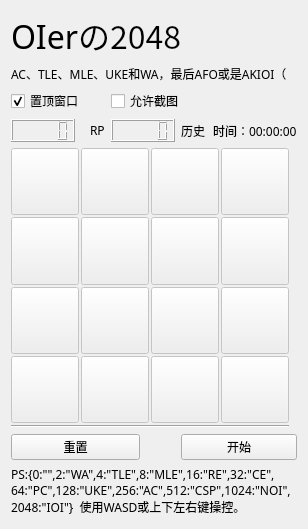
The window that libs/Moyu.ui (LYXOfficial/NoTopDomain) describes before a commit, drawn with Qt 5.
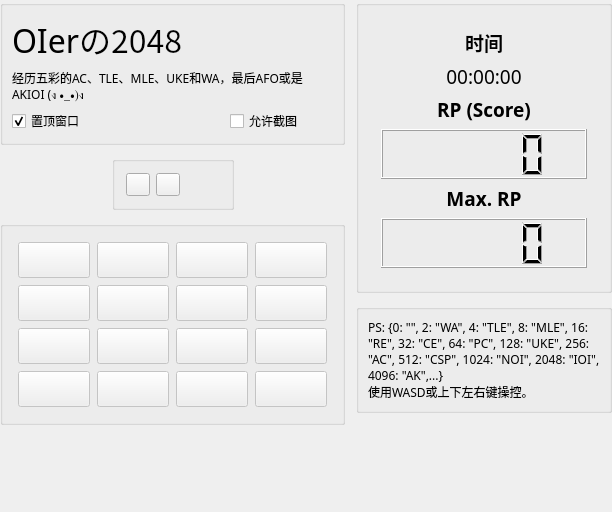
The same window after the commit.

```diff
--- a/libs/Moyu.ui
+++ b/libs/Moyu.ui
@@ -6,8 +6,8 @@
    <rect>
     <x>0</x>
     <y>0</y>
-    <width>302</width>
-    <height>529</height>
+    <width>612</width>
+    <height>512</height>
    </rect>
   </property>
   <property name="sizePolicy">
@@ -25,56 +25,47 @@
    <string>快乐摸鱼！OIerの2048 By NoTopDomain</string>
   </property>
   <layout class="QGridLayout" name="gridLayout">
-   <item row="3" column="1">
-    <widget class="QLabel" name="label_4">
-     <property name="sizePolicy">
-      <sizepolicy hsizetype="Fixed" vsizetype="Fixed">
-       <horstretch>0</horstretch>
-       <verstretch>0</verstretch>
-      </sizepolicy>
-     </property>
-     <property name="text">
-      <string>RP</string>
-     </property>
-    </widget>
-   </item>
-   <item row="0" column="0" colspan="6">
-    <widget class="QLabel" name="label">
-     <property name="sizePolicy">
-      <sizepolicy hsizetype="Preferred" vsizetype="Fixed">
-       <horstretch>0</horstretch>
-       <verstretch>0</verstretch>
-      </sizepolicy>
-     </property>
-     <property name="font">
-      <font>
-       <family>Microsoft YaHei</family>
-       <pointsize>24</pointsize>
-      </font>
-     </property>
-     <property name="text">
-      <string>OIerの2048</string>
-     </property>
-    </widget>
-   </item>
-   <item row="6" column="0" colspan="6">
-    <widget class="QWidget" name="widget" native="true">
+   <property name="leftMargin">
+    <number>0</number>
+   </property>
+   <property name="topMargin">
+    <number>0</number>
+   </property>
+   <property name="rightMargin">
+    <number>0</number>
+   </property>
+   <property name="bottomMargin">
+    <number>0</number>
+   </property>
+   <property name="spacing">
+    <number>11</number>
+   </property>
+   <item row="2" column="0" rowspan="5" colspan="3">
+    <layout class="QHBoxLayout" name="horizontalLayout_2">
+     <property name="leftMargin">
+      <number>0</number>
+     </property>
+     <property name="rightMargin">
+      <number>0</number>
+     </property>
+     <item>
+      <widget class="QGroupBox" name="widget">
      <property name="sizePolicy">
-      <sizepolicy hsizetype="Ignored" vsizetype="Ignored">
+        <sizepolicy hsizetype="Expanding" vsizetype="Expanding">
        <horstretch>0</horstretch>
        <verstretch>0</verstretch>
       </sizepolicy>
      </property>
      <property name="minimumSize">
       <size>
-       <width>280</width>
-       <height>280</height>
+         <width>0</width>
+         <height>0</height>
       </size>
      </property>
      <property name="maximumSize">
       <size>
-       <width>280</width>
-       <height>280</height>
+         <width>16777215</width>
+         <height>16777215</height>
       </size>
      </property>
      <property name="sizeIncrement">
@@ -93,22 +84,22 @@
      </property>
      <layout class="QGridLayout" name="gridLayout_2">
       <property name="leftMargin">
-       <number>0</number>
+         <number>15</number>
       </property>
       <property name="topMargin">
-       <number>0</number>
+         <number>15</number>
       </property>
       <property name="rightMargin">
-       <number>0</number>
+         <number>15</number>
       </property>
       <property name="bottomMargin">
-       <number>0</number>
+         <number>15</number>
       </property>
       <property name="spacing">
-       <number>2</number>
-      </property>
-      <item row="3" column="3">
-       <widget class="QPushButton" name="b4_4">
+         <number>7</number>
+        </property>
+        <item row="2" column="0">
+         <widget class="QPushButton" name="b3_1">
         <property name="enabled">
          <bool>false</bool>
         </property>
@@ -118,11 +109,37 @@
           <verstretch>0</verstretch>
          </sizepolicy>
         </property>
-        <property name="maximumSize">
-         <size>
-          <width>68</width>
-          <height>68</height>
-         </size>
+          <property name="text">
+           <string/>
+          </property>
+         </widget>
+        </item>
+        <item row="1" column="0">
+         <widget class="QPushButton" name="b2_1">
+          <property name="enabled">
+           <bool>false</bool>
+          </property>
+          <property name="sizePolicy">
+           <sizepolicy hsizetype="Preferred" vsizetype="Preferred">
+            <horstretch>0</horstretch>
+            <verstretch>0</verstretch>
+           </sizepolicy>
+          </property>
+          <property name="text">
+           <string/>
+          </property>
+         </widget>
+        </item>
+        <item row="3" column="0">
+         <widget class="QPushButton" name="b4_1">
+          <property name="enabled">
+           <bool>false</bool>
+          </property>
+          <property name="sizePolicy">
+           <sizepolicy hsizetype="Preferred" vsizetype="Preferred">
+            <horstretch>0</horstretch>
+            <verstretch>0</verstretch>
+           </sizepolicy>
         </property>
         <property name="text">
          <string/>
@@ -140,19 +157,13 @@
           <verstretch>0</verstretch>
          </sizepolicy>
         </property>
-        <property name="maximumSize">
-         <size>
-          <width>68</width>
-          <height>68</height>
-         </size>
-        </property>
         <property name="text">
          <string/>
         </property>
        </widget>
       </item>
-      <item row="2" column="3">
-       <widget class="QPushButton" name="b3_4">
+        <item row="3" column="1">
+         <widget class="QPushButton" name="b4_2">
         <property name="enabled">
          <bool>false</bool>
         </property>
@@ -162,19 +173,13 @@
           <verstretch>0</verstretch>
          </sizepolicy>
         </property>
-        <property name="maximumSize">
-         <size>
-          <width>68</width>
-          <height>68</height>
-         </size>
-        </property>
         <property name="text">
          <string/>
         </property>
        </widget>
       </item>
-      <item row="0" column="0">
-       <widget class="QPushButton" name="b1_1">
+        <item row="0" column="2">
+         <widget class="QPushButton" name="b1_3">
         <property name="enabled">
          <bool>false</bool>
         </property>
@@ -183,34 +188,6 @@
           <horstretch>0</horstretch>
           <verstretch>0</verstretch>
          </sizepolicy>
-        </property>
-        <property name="maximumSize">
-         <size>
-          <width>68</width>
-          <height>68</height>
-         </size>
-        </property>
-        <property name="text">
-         <string/>
-        </property>
-       </widget>
-      </item>
-      <item row="3" column="2">
-       <widget class="QPushButton" name="b4_3">
-        <property name="enabled">
-         <bool>false</bool>
-        </property>
-        <property name="sizePolicy">
-         <sizepolicy hsizetype="Preferred" vsizetype="Preferred">
-          <horstretch>0</horstretch>
-          <verstretch>0</verstretch>
-         </sizepolicy>
-        </property>
-        <property name="maximumSize">
-         <size>
-          <width>68</width>
-          <height>68</height>
-         </size>
         </property>
         <property name="text">
          <string/>
@@ -228,12 +205,6 @@
           <verstretch>0</verstretch>
          </sizepolicy>
         </property>
-        <property name="maximumSize">
-         <size>
-          <width>68</width>
-          <height>68</height>
-         </size>
-        </property>
         <property name="text">
          <string/>
         </property>
@@ -250,11 +221,21 @@
           <verstretch>0</verstretch>
          </sizepolicy>
         </property>
-        <property name="maximumSize">
-         <size>
-          <width>68</width>
-          <height>68</height>
-         </size>
+          <property name="text">
+           <string/>
+          </property>
+         </widget>
+        </item>
+        <item row="3" column="2">
+         <widget class="QPushButton" name="b4_3">
+          <property name="enabled">
+           <bool>false</bool>
+          </property>
+          <property name="sizePolicy">
+           <sizepolicy hsizetype="Preferred" vsizetype="Preferred">
+            <horstretch>0</horstretch>
+            <verstretch>0</verstretch>
+           </sizepolicy>
         </property>
         <property name="text">
          <string/>
@@ -272,19 +253,13 @@
           <verstretch>0</verstretch>
          </sizepolicy>
         </property>
-        <property name="maximumSize">
-         <size>
-          <width>68</width>
-          <height>68</height>
-         </size>
-        </property>
         <property name="text">
          <string/>
         </property>
        </widget>
       </item>
-      <item row="1" column="0">
-       <widget class="QPushButton" name="b2_1">
+        <item row="0" column="0">
+         <widget class="QPushButton" name="b1_1">
         <property name="enabled">
          <bool>false</bool>
         </property>
@@ -293,56 +268,6 @@
           <horstretch>0</horstretch>
           <verstretch>0</verstretch>
          </sizepolicy>
-        </property>
-        <property name="maximumSize">
-         <size>
-          <width>68</width>
-          <height>68</height>
-         </size>
-        </property>
-        <property name="text">
-         <string/>
-        </property>
-       </widget>
-      </item>
-      <item row="2" column="2">
-       <widget class="QPushButton" name="b3_3">
-        <property name="enabled">
-         <bool>false</bool>
-        </property>
-        <property name="sizePolicy">
-         <sizepolicy hsizetype="Preferred" vsizetype="Preferred">
-          <horstretch>0</horstretch>
-          <verstretch>0</verstretch>
-         </sizepolicy>
-        </property>
-        <property name="maximumSize">
-         <size>
-          <width>68</width>
-          <height>68</height>
-         </size>
-        </property>
-        <property name="text">
-         <string/>
-        </property>
-       </widget>
-      </item>
-      <item row="3" column="0">
-       <widget class="QPushButton" name="b4_1">
-        <property name="enabled">
-         <bool>false</bool>
-        </property>
-        <property name="sizePolicy">
-         <sizepolicy hsizetype="Preferred" vsizetype="Preferred">
-          <horstretch>0</horstretch>
-          <verstretch>0</verstretch>
-         </sizepolicy>
-        </property>
-        <property name="maximumSize">
-         <size>
-          <width>68</width>
-          <height>68</height>
-         </size>
         </property>
         <property name="text">
          <string/>
@@ -360,11 +285,37 @@
           <verstretch>0</verstretch>
          </sizepolicy>
         </property>
-        <property name="maximumSize">
-         <size>
-          <width>68</width>
-          <height>68</height>
-         </size>
+          <property name="text">
+           <string/>
+          </property>
+         </widget>
+        </item>
+        <item row="2" column="2">
+         <widget class="QPushButton" name="b3_3">
+          <property name="enabled">
+           <bool>false</bool>
+          </property>
+          <property name="sizePolicy">
+           <sizepolicy hsizetype="Preferred" vsizetype="Preferred">
+            <horstretch>0</horstretch>
+            <verstretch>0</verstretch>
+           </sizepolicy>
+          </property>
+          <property name="text">
+           <string/>
+          </property>
+         </widget>
+        </item>
+        <item row="3" column="3">
+         <widget class="QPushButton" name="b4_4">
+          <property name="enabled">
+           <bool>false</bool>
+          </property>
+          <property name="sizePolicy">
+           <sizepolicy hsizetype="Preferred" vsizetype="Preferred">
+            <horstretch>0</horstretch>
+            <verstretch>0</verstretch>
+           </sizepolicy>
         </property>
         <property name="text">
          <string/>
@@ -382,19 +333,13 @@
           <verstretch>0</verstretch>
          </sizepolicy>
         </property>
-        <property name="maximumSize">
-         <size>
-          <width>68</width>
-          <height>68</height>
-         </size>
-        </property>
         <property name="text">
          <string/>
         </property>
        </widget>
       </item>
-      <item row="2" column="0">
-       <widget class="QPushButton" name="b3_1">
+        <item row="2" column="3">
+         <widget class="QPushButton" name="b3_4">
         <property name="enabled">
          <bool>false</bool>
         </property>
@@ -404,157 +349,398 @@
           <verstretch>0</verstretch>
          </sizepolicy>
         </property>
-        <property name="maximumSize">
+          <property name="text">
+           <string/>
+          </property>
+         </widget>
+        </item>
+       </layout>
+      </widget>
+     </item>
+    </layout>
+   </item>
+   <item row="1" column="0" colspan="3">
+    <layout class="QHBoxLayout" name="horizontalLayout_3">
+     <item>
+      <spacer name="horizontalSpacer_3">
+       <property name="orientation">
+        <enum>Qt::Horizontal</enum>
+       </property>
+       <property name="sizeHint" stdset="0">
          <size>
-          <width>68</width>
-          <height>68</height>
-         </size>
-        </property>
+         <width>40</width>
+         <height>20</height>
+        </size>
+       </property>
+      </spacer>
+     </item>
+     <item>
+      <widget class="QGroupBox" name="buttonbox">
+       <property name="sizePolicy">
+        <sizepolicy hsizetype="Preferred" vsizetype="Fixed">
+         <horstretch>0</horstretch>
+         <verstretch>0</verstretch>
+        </sizepolicy>
+       </property>
+       <layout class="QHBoxLayout" name="horizontalLayout">
+        <property name="leftMargin">
+         <number>11</number>
+        </property>
+        <property name="topMargin">
+         <number>11</number>
+        </property>
+        <property name="rightMargin">
+         <number>11</number>
+        </property>
+        <property name="bottomMargin">
+         <number>11</number>
+        </property>
+        <item>
+         <widget class="QToolButton" name="startButton">
+          <property name="sizePolicy">
+           <sizepolicy hsizetype="Preferred" vsizetype="Preferred">
+            <horstretch>0</horstretch>
+            <verstretch>0</verstretch>
+           </sizepolicy>
+          </property>
         <property name="text">
          <string/>
         </property>
        </widget>
       </item>
-      <item row="0" column="2">
-       <widget class="QPushButton" name="b1_3">
-        <property name="enabled">
-         <bool>false</bool>
-        </property>
+        <item>
+         <widget class="QToolButton" name="Reset">
         <property name="sizePolicy">
          <sizepolicy hsizetype="Preferred" vsizetype="Preferred">
           <horstretch>0</horstretch>
           <verstretch>0</verstretch>
          </sizepolicy>
         </property>
-        <property name="maximumSize">
+          <property name="text">
+           <string/>
+          </property>
+         </widget>
+        </item>
+        <item>
+         <spacer name="horizontalSpacer">
+          <property name="orientation">
+           <enum>Qt::Horizontal</enum>
+          </property>
+          <property name="sizeHint" stdset="0">
          <size>
-          <width>68</width>
-          <height>68</height>
-         </size>
-        </property>
-        <property name="text">
+            <width>40</width>
+            <height>20</height>
+           </size>
+          </property>
+         </spacer>
+        </item>
+       </layout>
+      </widget>
+     </item>
+     <item>
+      <spacer name="horizontalSpacer_2">
+       <property name="orientation">
+        <enum>Qt::Horizontal</enum>
+       </property>
+       <property name="sizeHint" stdset="0">
+        <size>
+         <width>40</width>
+         <height>20</height>
+        </size>
+       </property>
+      </spacer>
+     </item>
+    </layout>
+   </item>
+   <item row="0" column="0" colspan="3">
+    <widget class="QGroupBox" name="groupBox444">
+     <property name="sizePolicy">
+      <sizepolicy hsizetype="Preferred" vsizetype="Fixed">
+       <horstretch>0</horstretch>
+       <verstretch>0</verstretch>
+      </sizepolicy>
+     </property>
+     <property name="title">
          <string/>
         </property>
+     <layout class="QGridLayout" name="gridLayout_3">
+      <item row="3" column="0" colspan="3">
+       <widget class="QLabel" name="label_2">
+        <property name="sizePolicy">
+         <sizepolicy hsizetype="Preferred" vsizetype="Fixed">
+          <horstretch>0</horstretch>
+          <verstretch>0</verstretch>
+         </sizepolicy>
+        </property>
+        <property name="text">
+         <string>经历五彩的AC、TLE、MLE、UKE和WA，最后AFO或是AKIOI (ง •_•)ง</string>
+        </property>
+        <property name="wordWrap">
+         <bool>true</bool>
+        </property>
        </widget>
       </item>
-      <item row="3" column="1">
-       <widget class="QPushButton" name="b4_2">
-        <property name="enabled">
-         <bool>false</bool>
-        </property>
+      <item row="0" column="0" rowspan="3" colspan="3">
+       <widget class="QLabel" name="label">
         <property name="sizePolicy">
-         <sizepolicy hsizetype="Preferred" vsizetype="Preferred">
+         <sizepolicy hsizetype="Preferred" vsizetype="Fixed">
           <horstretch>0</horstretch>
           <verstretch>0</verstretch>
          </sizepolicy>
         </property>
-        <property name="maximumSize">
-         <size>
-          <width>68</width>
-          <height>68</height>
-         </size>
+        <property name="font">
+         <font>
+          <family>Microsoft YaHei</family>
+          <pointsize>24</pointsize>
+         </font>
         </property>
         <property name="text">
-         <string/>
+         <string>OIerの2048</string>
         </property>
        </widget>
       </item>
+      <item row="4" column="2">
+       <widget class="QCheckBox" name="checkBox_2">
+        <property name="text">
+         <string>允许截图</string>
+        </property>
+       </widget>
+      </item>
+      <item row="4" column="0">
+       <widget class="QCheckBox" name="checkBox">
+        <property name="text">
+         <string>置顶窗口</string>
+        </property>
+        <property name="checked">
+         <bool>true</bool>
+        </property>
+       </widget>
+      </item>
+     </layout>
+    </widget>
+   </item>
+   <item row="0" column="3" rowspan="8">
+    <layout class="QVBoxLayout" name="verticalLayout_2">
+     <item>
+      <widget class="QGroupBox" name="groupBox_233">
+       <property name="title">
+        <string/>
+       </property>
+       <layout class="QGridLayout" name="gridLayout_4">
+        <property name="leftMargin">
+         <number>22</number>
+        </property>
+        <property name="topMargin">
+         <number>22</number>
+        </property>
+        <property name="rightMargin">
+         <number>22</number>
+        </property>
+        <property name="bottomMargin">
+         <number>22</number>
+        </property>
       <item row="4" column="0" colspan="4">
-       <widget class="Line" name="line">
-        <property name="orientation">
-         <enum>Qt::Horizontal</enum>
-        </property>
-       </widget>
-      </item>
-     </layout>
-    </widget>
-   </item>
-   <item row="3" column="5">
-    <widget class="QLabel" name="time">
-     <property name="text">
-      <string>时间：00:00:00</string>
-     </property>
-    </widget>
-   </item>
-   <item row="3" column="4">
     <widget class="QLabel" name="label_5">
+          <property name="sizePolicy">
+           <sizepolicy hsizetype="Preferred" vsizetype="Fixed">
+            <horstretch>0</horstretch>
+            <verstretch>0</verstretch>
+           </sizepolicy>
+          </property>
+          <property name="font">
+           <font>
+            <family>Microsoft YaHei</family>
+            <pointsize>14</pointsize>
+            <weight>75</weight>
+            <bold>true</bold>
+           </font>
+          </property>
      <property name="text">
-      <string>历史</string>
-     </property>
-    </widget>
-   </item>
-   <item row="3" column="0">
+           <string>Max. RP</string>
+          </property>
+          <property name="alignment">
+           <set>Qt::AlignCenter</set>
+          </property>
+         </widget>
+        </item>
+        <item row="2" column="0" colspan="4">
+         <widget class="QLabel" name="label_4">
+          <property name="sizePolicy">
+           <sizepolicy hsizetype="Preferred" vsizetype="Fixed">
+            <horstretch>0</horstretch>
+            <verstretch>0</verstretch>
+           </sizepolicy>
+          </property>
+          <property name="font">
+           <font>
+            <family>Microsoft YaHei</family>
+            <pointsize>14</pointsize>
+            <weight>75</weight>
+            <bold>true</bold>
+           </font>
+          </property>
+          <property name="text">
+           <string>RP (Score)</string>
+          </property>
+          <property name="alignment">
+           <set>Qt::AlignCenter</set>
+          </property>
+         </widget>
+        </item>
+        <item row="5" column="0" colspan="4">
+         <widget class="QLCDNumber" name="lcdNumber">
+          <property name="sizePolicy">
+           <sizepolicy hsizetype="Minimum" vsizetype="Expanding">
+            <horstretch>0</horstretch>
+            <verstretch>0</verstretch>
+           </sizepolicy>
+          </property>
+          <property name="minimumSize">
+           <size>
+            <width>0</width>
+            <height>50</height>
+           </size>
+          </property>
+          <property name="maximumSize">
+           <size>
+            <width>16777215</width>
+            <height>60</height>
+           </size>
+          </property>
+         </widget>
+        </item>
+        <item row="0" column="0" colspan="4">
+         <widget class="QLabel" name="label_6">
+          <property name="sizePolicy">
+           <sizepolicy hsizetype="Preferred" vsizetype="Fixed">
+            <horstretch>0</horstretch>
+            <verstretch>0</verstretch>
+           </sizepolicy>
+          </property>
+          <property name="font">
+           <font>
+            <family>Microsoft YaHei</family>
+            <pointsize>14</pointsize>
+            <weight>75</weight>
+            <bold>true</bold>
+           </font>
+          </property>
+          <property name="text">
+           <string>时间</string>
+          </property>
+          <property name="alignment">
+           <set>Qt::AlignCenter</set>
+          </property>
+         </widget>
+        </item>
+        <item row="1" column="0" colspan="4">
+         <widget class="QLabel" name="time">
+          <property name="sizePolicy">
+           <sizepolicy hsizetype="Preferred" vsizetype="Fixed">
+            <horstretch>0</horstretch>
+            <verstretch>0</verstretch>
+           </sizepolicy>
+          </property>
+          <property name="font">
+           <font>
+            <family>Microsoft YaHei</family>
+            <pointsize>14</pointsize>
+            <weight>50</weight>
+            <bold>false</bold>
+           </font>
+          </property>
+          <property name="text">
+           <string>00:00:00</string>
+          </property>
+          <property name="alignment">
+           <set>Qt::AlignCenter</set>
+          </property>
+         </widget>
+        </item>
+        <item row="3" column="0" colspan="4">
     <widget class="QLCDNumber" name="Score">
      <property name="sizePolicy">
-      <sizepolicy hsizetype="Maximum" vsizetype="Maximum">
+           <sizepolicy hsizetype="Expanding" vsizetype="Expanding">
        <horstretch>0</horstretch>
        <verstretch>0</verstretch>
       </sizepolicy>
      </property>
-    </widget>
-   </item>
-   <item row="8" column="0" colspan="6">
+          <property name="minimumSize">
+           <size>
+            <width>0</width>
+            <height>50</height>
+           </size>
+          </property>
+          <property name="maximumSize">
+           <size>
+            <width>16777215</width>
+            <height>60</height>
+           </size>
+          </property>
+         </widget>
+        </item>
+       </layout>
+      </widget>
+     </item>
+     <item>
+      <widget class="QGroupBox" name="groupBox_344">
+       <property name="title">
+        <string/>
+       </property>
+       <layout class="QGridLayout" name="gridLayout_5">
+        <item row="0" column="0" colspan="3">
     <widget class="QLabel" name="label_3">
      <property name="sizePolicy">
-      <sizepolicy hsizetype="Preferred" vsizetype="Fixed">
+           <sizepolicy hsizetype="Preferred" vsizetype="Preferred">
        <horstretch>0</horstretch>
        <verstretch>0</verstretch>
       </sizepolicy>
      </property>
+          <property name="font">
+           <font>
+            <family>Microsoft YaHei</family>
+            <pointsize>9</pointsize>
+           </font>
+          </property>
      <property name="text">
-      <string>PS:{0:&quot;&quot;,2:&quot;WA&quot;,4:&quot;TLE&quot;,8:&quot;MLE&quot;,16:&quot;RE&quot;,32:&quot;CE&quot;,64:&quot;PC&quot;,128:&quot;UKE&quot;,256:&quot;AC&quot;,512:&quot;CSP&quot;,1024:&quot;NOI&quot;,2048:&quot;IOI&quot;}  使用WASD或上下左右键操控。</string>
+           <string>PS: {0: &quot;&quot;, 2: &quot;WA&quot;, 4: &quot;TLE&quot;, 8: &quot;MLE&quot;, 16: &quot;RE&quot;, 32: &quot;CE&quot;, 64: &quot;PC&quot;, 128: &quot;UKE&quot;, 256: &quot;AC&quot;, 512: &quot;CSP&quot;, 1024: &quot;NOI&quot;, 2048: &quot;IOI&quot;, 4096: &quot;AK&quot;,...} 
+使用WASD或上下左右键操控。</string>
      </property>
      <property name="wordWrap">
       <bool>true</bool>
      </property>
     </widget>
    </item>
-   <item row="7" column="4" colspan="2">
-    <widget class="QPushButton" name="startButton">
-     <property name="text">
-      <string>开始</string>
-     </property>
-    </widget>
-   </item>
-   <item row="1" column="0" colspan="6">
-    <widget class="QLabel" name="label_2">
-     <property name="sizePolicy">
-      <sizepolicy hsizetype="Preferred" vsizetype="Fixed">
-       <horstretch>0</horstretch>
-       <verstretch>0</verstretch>
-      </sizepolicy>
-     </property>
-     <property name="text">
-      <string>AC、TLE、MLE、UKE和WA，最后AFO或是AKIOI（</string>
-     </property>
-    </widget>
+       </layout>
+      </widget>
+     </item>
+     <item>
+      <spacer name="verticalSpacer_2">
+       <property name="orientation">
+        <enum>Qt::Vertical</enum>
+       </property>
+       <property name="sizeHint" stdset="0">
+        <size>
+         <width>20</width>
+         <height>40</height>
+        </size>
+       </property>
+      </spacer>
+     </item>
+    </layout>
    </item>
    <item row="7" column="0" colspan="3">
-    <widget class="QPushButton" name="Reset">
-     <property name="text">
-      <string>重置</string>
+    <spacer name="verticalSpacer">
+     <property name="orientation">
+      <enum>Qt::Vertical</enum>
      </property>
-    </widget>
-   </item>
-   <item row="3" column="2" colspan="2">
-    <widget class="QLCDNumber" name="lcdNumber"/>
-   </item>
-   <item row="2" column="0">
-    <widget class="QCheckBox" name="checkBox">
-     <property name="text">
-      <string>置顶窗口</string>
+     <property name="sizeHint" stdset="0">
+      <size>
+       <width>20</width>
+       <height>40</height>
+      </size>
      </property>
-     <property name="checked">
-      <bool>true</bool>
-     </property>
-    </widget>
-   </item>
-   <item row="2" column="2" colspan="4">
-    <widget class="QCheckBox" name="checkBox_2">
-     <property name="text">
-      <string>允许截图</string>
-     </property>
-    </widget>
+    </spacer>
    </item>
   </layout>
  </widget>
```
Lines whose indentation alone changed are shown as unchanged.
